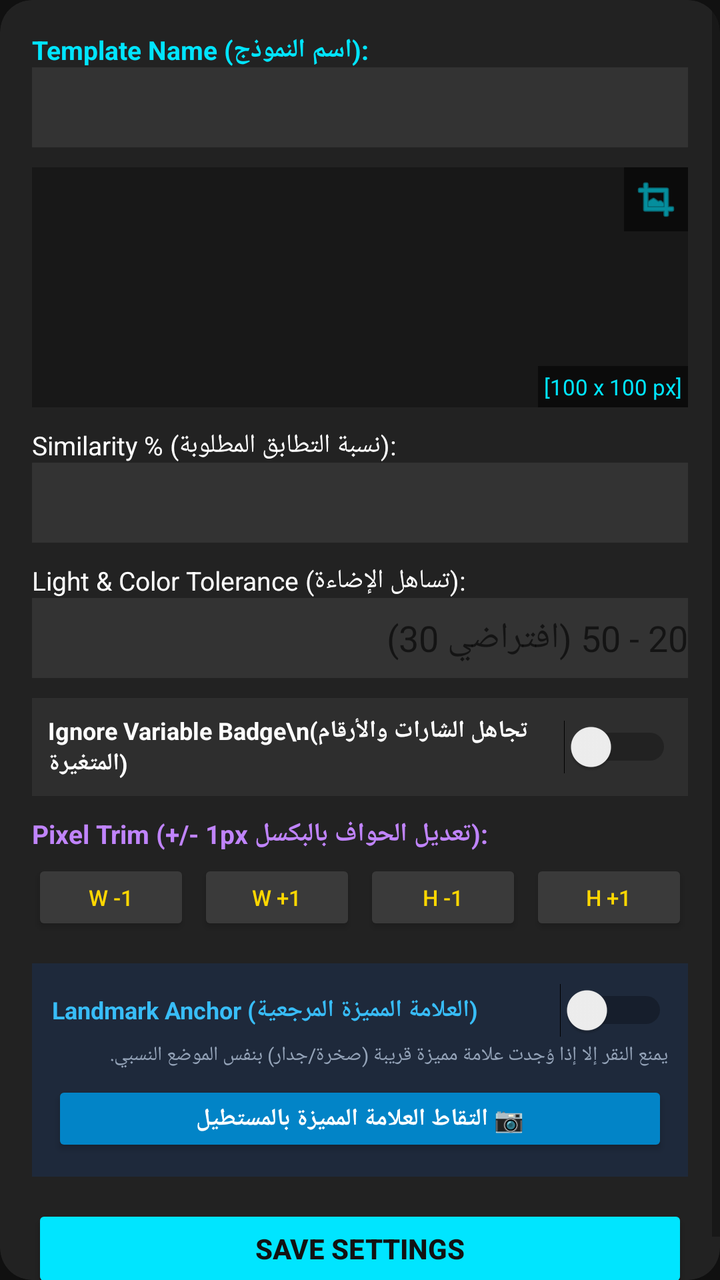
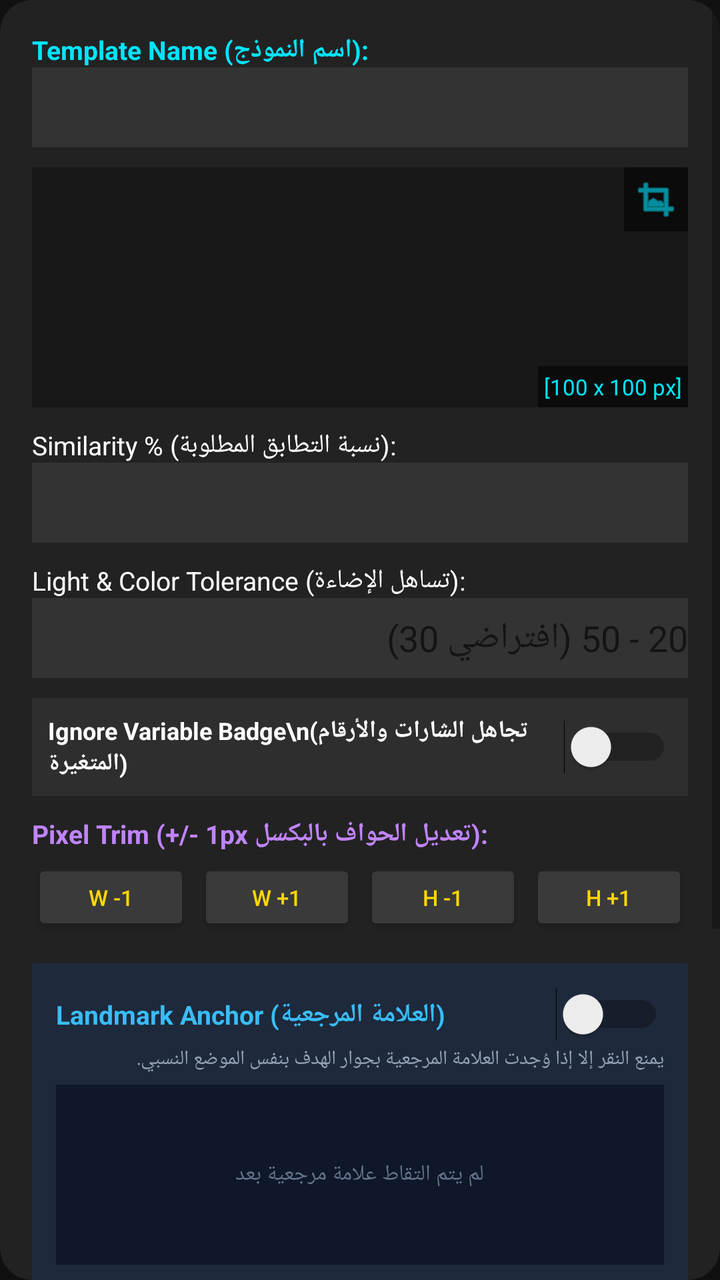

Two renders of the same Android screen: before a commit and after it. Below are the layout's source before the change and the commit's diff.
<!-- AndroidManifest.xml: application theme Theme.MyAutomationApp -->
<!-- res/layout/dialog_template_settings.xml -->
<?xml version="1.0" encoding="utf-8"?>
<androidx.cardview.widget.CardView xmlns:android="http://schemas.android.com/apk/res/android"
    xmlns:app="http://schemas.android.com/apk/res-auto"
    android:layout_width="320dp"
    android:layout_height="wrap_content"
    app:cardBackgroundColor="#222222"
    app:cardCornerRadius="16dp"
    app:cardElevation="20dp">

    <ScrollView
        android:layout_width="match_parent"
        android:layout_height="wrap_content"
        android:maxHeight="540dp">

        <LinearLayout
            android:layout_width="match_parent"
            android:layout_height="wrap_content"
            android:orientation="vertical"
            android:padding="16dp">

            
            <TextView
                android:layout_width="match_parent"
                android:layout_height="wrap_content"
                android:text="Template Name (اسم النموذج):"
                android:textColor="#00E5FF"
                android:textSize="13sp"
                android:textStyle="bold" />
            <EditText
                android:id="@+id/etTemplateCustomName"
                android:layout_width="match_parent"
                android:layout_height="40dp"
                android:textColor="#FFFFFF"
                android:background="#333333"
                android:paddingStart="8dp"
                android:layout_marginBottom="10dp" />

            
            <FrameLayout
                android:layout_width="match_parent"
                android:layout_height="120dp"
                android:background="#181818"
                android:layout_marginBottom="10dp">

                <ImageView
                    android:id="@+id/ivSettingsTemplatePreview"
                    android:layout_width="match_parent"
                    android:layout_height="match_parent"
                    android:scaleType="fitCenter" />

                <TextView
                    android:id="@+id/tvLiveTrimDimensions"
                    android:layout_width="wrap_content"
                    android:layout_height="wrap_content"
                    android:layout_gravity="bottom|end"
                    android:text="[100 x 100 px]"
                    android:textColor="#00E5FF"
                    android:textSize="11sp"
                    android:background="#88000000"
                    android:padding="3dp" />

                
                <ImageView
                    android:id="@+id/btnReCropRubberFrame"
                    android:layout_width="32dp"
                    android:layout_height="32dp"
                    android:layout_gravity="top|end"
                    android:src="@android:drawable/ic_menu_crop"
                    android:padding="4dp"
                    android:background="#88000000"
                    app:tint="#00E5FF" />
            </FrameLayout>

            
            <TextView
                android:layout_width="match_parent"
                android:layout_height="wrap_content"
                android:text="Similarity % (نسبة التطابق المطلوبة):"
                android:textColor="#FFFFFF"
                android:textSize="13sp" />
            <EditText
                android:id="@+id/etTemplateSim"
                android:layout_width="match_parent"
                android:layout_height="40dp"
                android:inputType="number"
                android:textColor="#00E5FF"
                android:background="#333333"
                android:paddingStart="8dp"
                android:layout_marginBottom="10dp" />

            
            <TextView
                android:layout_width="match_parent"
                android:layout_height="wrap_content"
                android:text="Light &amp; Color Tolerance (تساهل الإضاءة):"
                android:textColor="#FFFFFF"
                android:textSize="13sp" />
            <EditText
                android:id="@+id/etTemplateTolerance"
                android:layout_width="match_parent"
                android:layout_height="40dp"
                android:inputType="number"
                android:hint="20 - 50 (افتراضي 30)"
                android:textColor="#00E5FF"
                android:background="#333333"
                android:paddingStart="8dp"
                android:layout_marginBottom="10dp" />

            
            <LinearLayout
                android:layout_width="match_parent"
                android:layout_height="wrap_content"
                android:orientation="horizontal"
                android:gravity="center_vertical"
                android:background="#2E2E2E"
                android:padding="8dp"
                android:layout_marginBottom="10dp">
                <TextView
                    android:layout_width="0dp"
                    android:layout_height="wrap_content"
                    android:layout_weight="1"
                    android:text="Ignore Variable Badge\n(تجاهل الشارات والأرقام المتغيرة)"
                    android:textColor="#FFFFFF"
                    android:textSize="12sp"
                    android:textStyle="bold" />
                <Switch
                    android:id="@+id/swIgnoreLevelBadge"
                    android:layout_width="wrap_content"
                    android:layout_height="wrap_content" />
            </LinearLayout>

            
            <TextView
                android:layout_width="match_parent"
                android:layout_height="wrap_content"
                android:text="Pixel Trim (+/- 1px تعديل الحواف بالبكسل):"
                android:textColor="#C084FC"
                android:textSize="13sp"
                android:textStyle="bold"
                android:paddingBottom="4dp" />

            <LinearLayout
                android:layout_width="match_parent"
                android:layout_height="38dp"
                android:orientation="horizontal"
                android:gravity="center_vertical"
                android:layout_marginBottom="14dp">

                <Button
                    android:id="@+id/btnTrimWMinus"
                    android:layout_width="0dp"
                    android:layout_height="match_parent"
                    android:layout_weight="1"
                    android:text="W -1"
                    android:textSize="11sp"
                    android:backgroundTint="#3A3A3A" />
                <Button
                    android:id="@+id/btnTrimWPlus"
                    android:layout_width="0dp"
                    android:layout_height="match_parent"
                    android:layout_weight="1"
                    android:text="W +1"
                    android:textSize="11sp"
                    android:backgroundTint="#3A3A3A"
                    android:layout_marginStart="4dp" />
                <Button
                    android:id="@+id/btnTrimHMinus"
                    android:layout_width="0dp"
                    android:layout_height="match_parent"
                    android:layout_weight="1"
                    android:text="H -1"
                    android:textSize="11sp"
                    android:backgroundTint="#3A3A3A"
                    android:layout_marginStart="4dp" />
                <Button
                    android:id="@+id/btnTrimHPlus"
                    android:layout_width="0dp"
                    android:layout_height="match_parent"
                    android:layout_weight="1"
                    android:text="H +1"
                    android:textSize="11sp"
                    android:backgroundTint="#3A3A3A"
                    android:layout_marginStart="4dp" />
            </LinearLayout>

            
            <LinearLayout
                android:layout_width="match_parent"
                android:layout_height="wrap_content"
                android:orientation="vertical"
                android:background="#1E293B"
                android:padding="10dp"
                android:layout_marginBottom="14dp">

                <LinearLayout
                    android:layout_width="match_parent"
                    android:layout_height="wrap_content"
                    android:orientation="horizontal"
                    android:gravity="center_vertical">
                    <TextView
                        android:layout_width="0dp"
                        android:layout_height="wrap_content"
                        android:layout_weight="1"
                        android:text="Landmark Anchor (العلامة المميزة المرجعية)"
                        android:textColor="#38BDF8"
                        android:textSize="12sp"
                        android:textStyle="bold" />
                    <Switch
                        android:id="@+id/swEnableAnchor"
                        android:layout_width="wrap_content"
                        android:layout_height="wrap_content" />
                </LinearLayout>

                <TextView
                    android:id="@+id/tvAnchorStatusDesc"
                    android:layout_width="match_parent"
                    android:layout_height="wrap_content"
                    android:text="يمنع النقر إلا إذا وُجدت علامة مميزة قريبة (صخرة/جدار) بنفس الموضع النسبي."
                    android:textColor="#94A3B8"
                    android:textSize="10sp"
                    android:paddingTop="2dp"
                    android:paddingBottom="6dp" />

                <Button
                    android:id="@+id/btnCaptureLandmarkAnchor"
                    android:layout_width="match_parent"
                    android:layout_height="38dp"
                    android:text="📷 التقاط العلامة المميزة بالمستطيل"
                    android:backgroundTint="#0284C7"
                    android:textColor="#FFFFFF"
                    android:textSize="12sp"
                    android:textStyle="bold" />
            </LinearLayout>

            <Button
                android:id="@+id/btnSaveTemplateSettings"
                android:layout_width="match_parent"
                android:layout_height="44dp"
                android:text="SAVE SETTINGS"
                android:backgroundTint="#00E5FF"
                android:textColor="#121212"
                android:textStyle="bold" />

        </LinearLayout>
    </ScrollView>
</androidx.cardview.widget.CardView>
<!-- resources referenced by this layout -->
<resources>
  <style name="Theme.MyAutomationApp" parent="Theme.MaterialComponents.DayNight.NoActionBar">
          <item name="colorPrimary">@color/gold</item>
          <item name="colorPrimaryVariant">@color/gold_dark</item>
          <item name="colorOnPrimary">@color/black</item>
          <item name="android:windowBackground">@color/black</item>
          <item name="android:textColor">@color/gold</item>
      </style>
  <color name="gold">#FFD700</color>
  <color name="gold_dark">#B8860B</color>
  <color name="black">#121212</color>
</resources>

<!-- the commit's change to res/layout/dialog_template_settings.xml (unified diff, before → after) -->
@@ -10,7 +10,7 @@
     <ScrollView
         android:layout_width="match_parent"
         android:layout_height="wrap_content"
-        android:maxHeight="540dp">
+        android:maxHeight="560dp">
 
         <LinearLayout
             android:layout_width="match_parent"
@@ -59,7 +59,6 @@
                     android:background="#88000000"
                     android:padding="3dp" />
 
-                
                 <ImageView
                     android:id="@+id/btnReCropRubberFrame"
                     android:layout_width="32dp"
@@ -189,7 +188,7 @@
                 android:layout_height="wrap_content"
                 android:orientation="vertical"
                 android:background="#1E293B"
-                android:padding="10dp"
+                android:padding="12dp"
                 android:layout_marginBottom="14dp">
 
                 <LinearLayout
@@ -201,9 +200,9 @@
                         android:layout_width="0dp"
                         android:layout_height="wrap_content"
                         android:layout_weight="1"
-                        android:text="Landmark Anchor (العلامة المميزة المرجعية)"
+                        android:text="Landmark Anchor (العلامة المرجعية)"
                         android:textColor="#38BDF8"
-                        android:textSize="12sp"
+                        android:textSize="13sp"
                         android:textStyle="bold" />
                     <Switch
                         android:id="@+id/swEnableAnchor"
@@ -215,21 +214,108 @@
                     android:id="@+id/tvAnchorStatusDesc"
                     android:layout_width="match_parent"
                     android:layout_height="wrap_content"
-                    android:text="يمنع النقر إلا إذا وُجدت علامة مميزة قريبة (صخرة/جدار) بنفس الموضع النسبي."
+                    android:text="يمنع النقر إلا إذا وُجدت العلامة المرجعية بجوار الهدف بنفس الموضع النسبي."
                     android:textColor="#94A3B8"
                     android:textSize="10sp"
                     android:paddingTop="2dp"
                     android:paddingBottom="6dp" />
 
-                <Button
-                    android:id="@+id/btnCaptureLandmarkAnchor"
+                
+                <FrameLayout
+                    android:id="@+id/layoutAnchorPreviewContainer"
+                    android:layout_width="match_parent"
+                    android:layout_height="90dp"
+                    android:background="#0F172A"
+                    android:layout_marginBottom="8dp">
+
+                    <ImageView
+                        android:id="@+id/ivAnchorThumbPreview"
+                        android:layout_width="match_parent"
+                        android:layout_height="match_parent"
+                        android:scaleType="fitCenter" />
+
+                    <TextView
+                        android:id="@+id/tvAnchorEmptyPlaceholder"
+                        android:layout_width="wrap_content"
+                        android:layout_height="wrap_content"
+                        android:layout_gravity="center"
+                        android:text="لم يتم التقاط علامة مرجعية بعد"
+                        android:textColor="#64748B"
+                        android:textSize="11sp" />
+
+                    <TextView
+                        android:id="@+id/tvAnchorOffsetBadge"
+                        android:layout_width="wrap_content"
+                        android:layout_height="wrap_content"
+                        android:layout_gravity="bottom|end"
+                        android:text="[Offset: 0, 0]"
+                        android:textColor="#38BDF8"
+                        android:textSize="10sp"
+                        android:background="#88000000"
+                        android:padding="2dp"
+                        android:visibility="gone" />
+                </FrameLayout>
+
+                
+                <TextView
+                    android:layout_width="match_parent"
+                    android:layout_height="wrap_content"
+                    android:text="Anchor Similarity % (تطابق العلامة):"
+                    android:textColor="#38BDF8"
+                    android:textSize="11sp" />
+                <EditText
+                    android:id="@+id/etAnchorSim"
+                    android:layout_width="match_parent"
+                    android:layout_height="36dp"
+                    android:inputType="number"
+                    android:textColor="#38BDF8"
+                    android:background="#0F172A"
+                    android:paddingStart="6dp"
+                    android:layout_marginBottom="6dp" />
+
+                <TextView
+                    android:layout_width="match_parent"
+                    android:layout_height="wrap_content"
+                    android:text="Anchor Tolerance (تسامح ظلال العلامة):"
+                    android:textColor="#38BDF8"
+                    android:textSize="11sp" />
+                <EditText
+                    android:id="@+id/etAnchorTolerance"
+                    android:layout_width="match_parent"
+                    android:layout_height="36dp"
+                    android:inputType="number"
+                    android:textColor="#38BDF8"
+                    android:background="#0F172A"
+                    android:paddingStart="6dp"
+                    android:layout_marginBottom="10dp" />
+
+                
+                <LinearLayout
                     android:layout_width="match_parent"
                     android:layout_height="38dp"
-                    android:text="📷 التقاط العلامة المميزة بالمستطيل"
-                    android:backgroundTint="#0284C7"
-                    android:textColor="#FFFFFF"
-                    android:textSize="12sp"
-                    android:textStyle="bold" />
+                    android:orientation="horizontal">
+
+                    <Button
+                        android:id="@+id/btnCaptureLandmarkAnchor"
+                        android:layout_width="0dp"
+                        android:layout_height="match_parent"
+                        android:layout_weight="1"
+                        android:text="📷 التقاط العلامة بالمستطيل"
+                        android:backgroundTint="#0284C7"
+                        android:textColor="#FFFFFF"
+                        android:textSize="11sp"
+                        android:textStyle="bold" />
+
+                    <Button
+                        android:id="@+id/btnDeleteAnchor"
+                        android:layout_width="wrap_content"
+                        android:layout_height="match_parent"
+                        android:text="🗑️"
+                        android:backgroundTint="#EF4444"
+                        android:textColor="#FFFFFF"
+                        android:layout_marginStart="6dp" />
+                </LinearLayout>
+
             </LinearLayout>
 
             <Button
